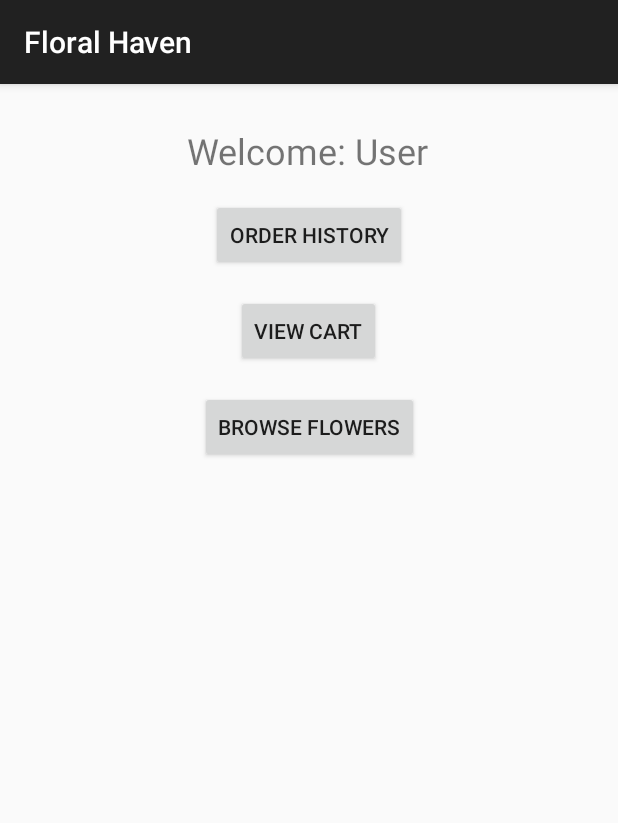
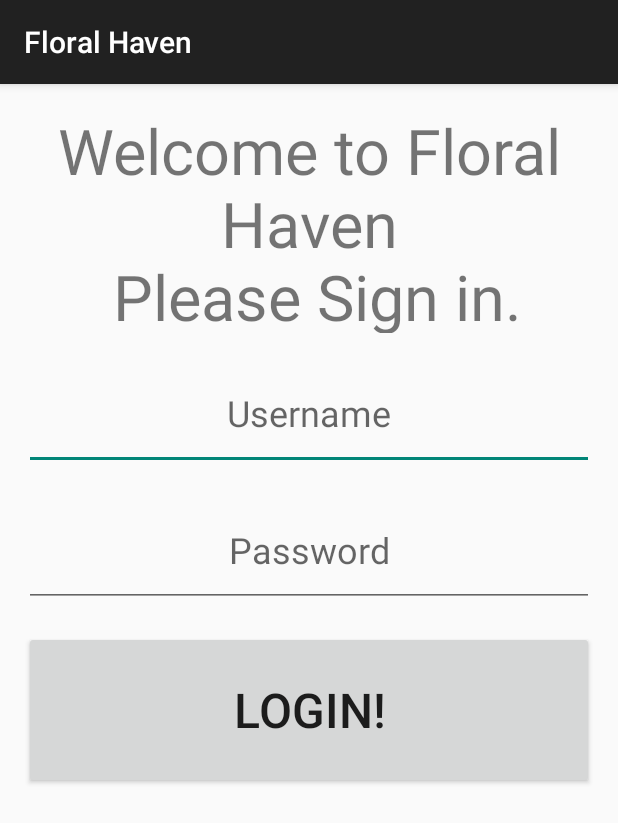
Before and after one commit to harutlem/Floral_Haven, an Android app: the screen it shows after launch (MainActivity before the commit, LoginActivity after it), on a phone screen of 412 x 824 dp. Shown: the top 823 px of the screen. Run offline under Robolectric (Android 15) with nearby library versions, the phone set to English and light mode, and no system bars; our stand-ins replace Room's generated code.

Commit message:
Added Log in Screen

```diff
--- a/app/build.gradle
+++ b/app/build.gradle
@@ -40,6 +40,7 @@ dependencies {
 
     // Room components
     implementation "androidx.room:room-runtime:$rootProject.roomVersion"
+    implementation libs.activity
     annotationProcessor "androidx.room:room-compiler:$rootProject.roomVersion"
     androidTestImplementation "androidx.room:room-testing:$rootProject.roomVersion"
 
--- a/app/src/main/AndroidManifest.xml
+++ b/app/src/main/AndroidManifest.xml
@@ -13,6 +13,9 @@
         android:theme="@style/Theme.AppCompat.DayNight.DarkActionBar"
         tools:targetApi="31">
         <activity
+            android:name=".LoginActivity"
+            android:exported="false" />
+        <activity
             android:name=".MainActivity"
             android:exported="true">
             <intent-filter>
--- /dev/null
+++ b/app/src/main/java/com/example/floralhaven/LoginActivity.java
@@ -0,0 +1,40 @@
+package com.example.floralhaven;
+
+import android.content.Context;
+import android.content.Intent;
+import android.os.Bundle;
+import android.view.View;
+
+import androidx.appcompat.app.AppCompatActivity;
+
+import com.example.floralhaven.databinding.ActivityLoginBinding;
+
+public class LoginActivity extends AppCompatActivity {
+
+    private ActivityLoginBinding binding;
+
+
+    @Override
+    protected void onCreate(Bundle savedInstanceState) {
+        super.onCreate(savedInstanceState);
+        binding = ActivityLoginBinding.inflate(getLayoutInflater());
+        setContentView(binding.getRoot());
+
+        binding.loginButton.setOnClickListener(new View.OnClickListener() {
+            @Override
+            public void onClick(View v) {
+                Intent intent = MainActivity.mainActivityIntentFactory(getApplicationContext(), 0);
+
+                startActivity(intent);
+
+            }
+        });
+
+    }
+
+    static Intent loginIntentFactory(Context context){
+        return new Intent(context, LoginActivity.class);
+    }
+
+
+}
--- a/app/src/main/java/com/example/floralhaven/MainActivity.java
+++ b/app/src/main/java/com/example/floralhaven/MainActivity.java
@@ -1,5 +1,7 @@
 package com.example.floralhaven;
 
+import android.content.Context;
+import android.content.Intent;
 import android.os.Bundle;
 
 import androidx.appcompat.app.AppCompatActivity;
@@ -14,20 +16,46 @@ import kotlinx.coroutines.flow.Flow;
 
 public class MainActivity extends AppCompatActivity {
 
+    private static final String MAIN_ACTIVITY_USER_ID = "com.example.floralhaven.MAIN_ACTIVITY_USER_ID";
     ActivityMainBinding binding;
 
     private FlowerRepository repository;
 
     public static final String TAG = "HL_FLOWER";
+
+    int loggedInUserId = -1;
     @Override
     protected void onCreate(Bundle savedInstanceState) {
         super.onCreate(savedInstanceState);
         binding = ActivityMainBinding.inflate(getLayoutInflater());
         setContentView(binding.getRoot());
 
+        loginUser();
+
+        if(loggedInUserId == -1)
+        {
+            Intent intent = LoginActivity.loginIntentFactory(getApplicationContext());
+            startActivity(intent);
+        }
+
         repository = FlowerRepository.getRepository(getApplication());
 
 
 
     }
+
+    private void loginUser() {
+        //Todo: create login method
+        loggedInUserId = getIntent().getIntExtra(MAIN_ACTIVITY_USER_ID, -1);
+    }
+
+    static Intent mainActivityIntentFactory(Context context, int userId)
+    {
+        Intent intent = new Intent(context, MainActivity.class);
+        intent.putExtra(MAIN_ACTIVITY_USER_ID, userId);
+        return intent;
+    }
+
+
+
 }
--- /dev/null
+++ b/app/src/main/res/layout/activity_login.xml
@@ -0,0 +1,64 @@
+<?xml version="1.0" encoding="utf-8"?>
+<androidx.constraintlayout.widget.ConstraintLayout xmlns:android="http://schemas.android.com/apk/res/android"
+    xmlns:app="http://schemas.android.com/apk/res-auto"
+    xmlns:tools="http://schemas.android.com/tools"
+    android:id="@+id/main"
+    android:layout_width="match_parent"
+    android:layout_height="match_parent"
+    tools:context=".LoginActivity">
+
+    <TextView
+        android:id="@+id/titleLoginTextView"
+        android:layout_width="match_parent"
+        android:layout_height="150dip"
+        android:layout_margin="16dip"
+        android:gravity="center"
+        android:text="@string/login_welcome"
+        android:textSize="42sp"
+        app:layout_constraintEnd_toEndOf="parent"
+        app:layout_constraintStart_toStartOf="parent"
+        app:layout_constraintTop_toTopOf="parent" />
+
+    <EditText
+        android:id="@+id/userNameLoginEditText"
+        android:layout_width="match_parent"
+        android:layout_height="75dip"
+        android:layout_margin="16dip"
+        android:autofillHints="Please enter username"
+        android:gravity="center"
+        android:hint="@string/username"
+        android:inputType="text"
+        android:textSize="24sp"
+        app:layout_constraintEnd_toEndOf="parent"
+        app:layout_constraintStart_toStartOf="parent"
+        app:layout_constraintTop_toBottomOf="@id/titleLoginTextView" />
+
+    <EditText
+        android:id="@+id/passwordLoginEditText"
+        android:layout_width="match_parent"
+        android:layout_height="75dip"
+        android:layout_margin="16dip"
+        android:autofillHints="Please enter password"
+        android:gravity="center"
+        android:hint="@string/password"
+        android:inputType="textPassword"
+        android:textSize="24sp"
+        app:layout_constraintEnd_toEndOf="parent"
+        app:layout_constraintStart_toStartOf="parent"
+        app:layout_constraintTop_toBottomOf="@id/userNameLoginEditText" />
+
+    <Button
+        android:id="@+id/loginButton"
+        android:layout_width="match_parent"
+        android:layout_height="105dip"
+        android:layout_margin="16dip"
+        android:text="@string/login"
+        android:textSize="32sp"
+        app:layout_constraintEnd_toEndOf="parent"
+        app:layout_constraintStart_toStartOf="parent"
+        app:layout_constraintTop_toBottomOf="@id/passwordLoginEditText"
+
+        />
+
+
+</androidx.constraintlayout.widget.ConstraintLayout>
--- a/app/src/main/res/values/strings.xml
+++ b/app/src/main/res/values/strings.xml
@@ -4,4 +4,8 @@
     <string name="view_cart">View Cart</string>
     <string name="order_history">Order History</string>
     <string name="welcome_user">Welcome: User</string>
+    <string name="login_welcome">Welcome to Floral Haven\n Please Sign in.</string>
+    <string name="username">Username</string>
+    <string name="password">Password</string>
+    <string name="login">Login!</string>
 </resources>
```
